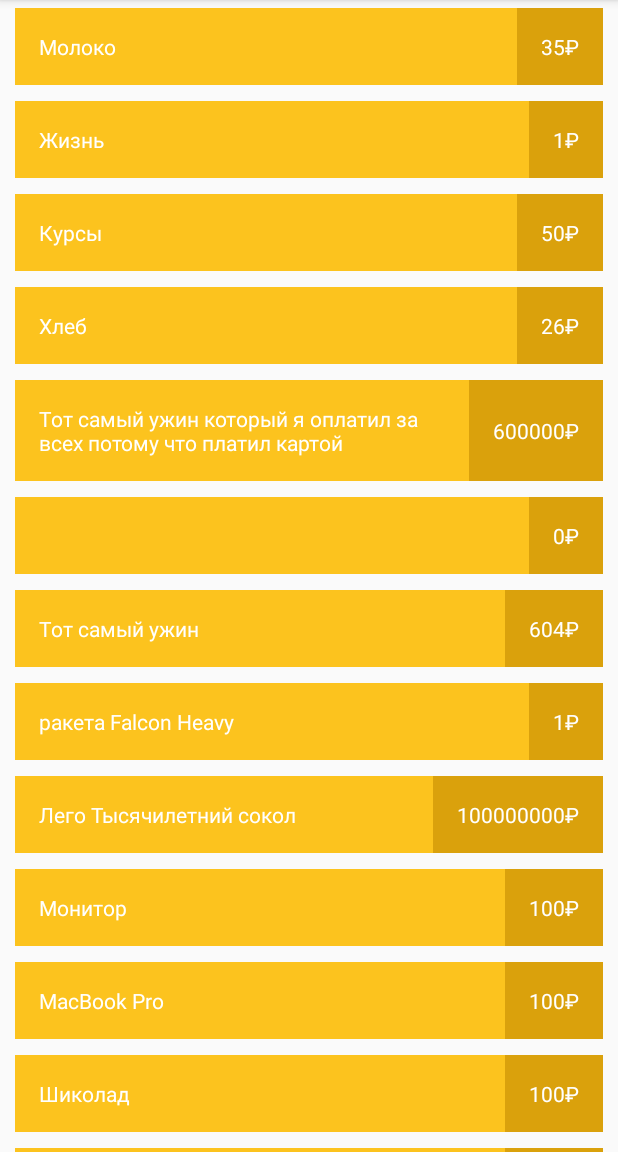
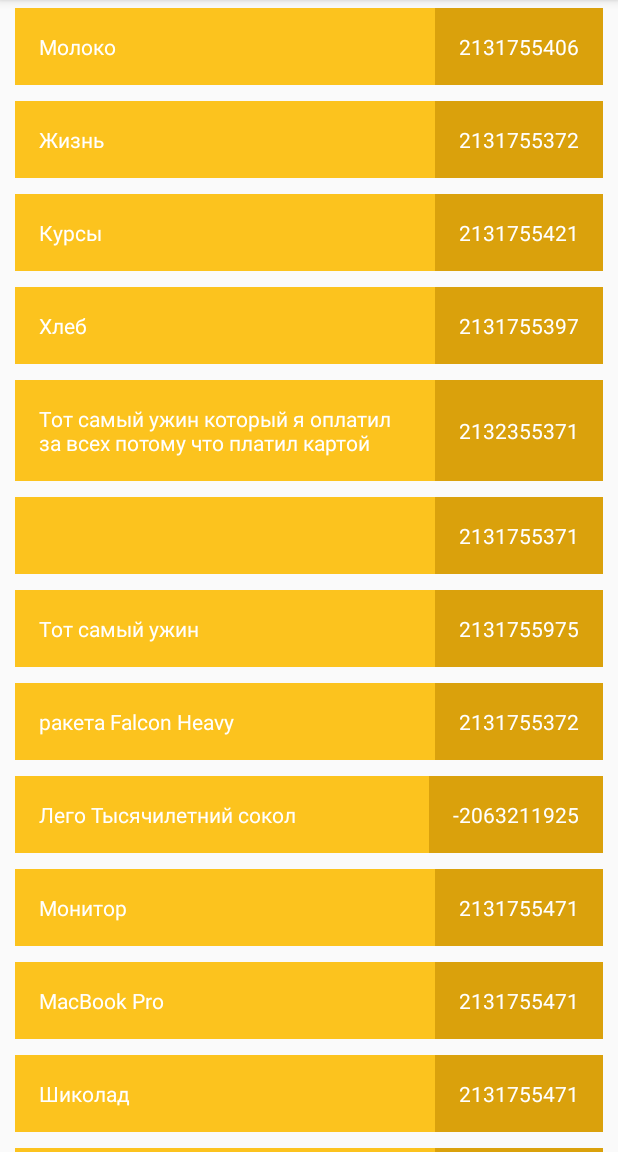
Before and after one commit to Daniil-master/MoneyTracker, an Android app: the screen it shows after launch (ItemListActivity before the commit, ItemsActivity after it), on a phone screen of 412 x 824 dp, the part 84-1236 px from its top. Run offline under Robolectric (Android 15) with nearby library versions, the phone set to English and light mode, and no system bars.

```diff
--- a/app/src/main/AndroidManifest.xml
+++ b/app/src/main/AndroidManifest.xml
@@ -24,7 +24,7 @@
                 <!--<category android:name="android.intent.category.LAUNCHER" />-->
             <!--</intent-filter>-->
         </activity>
-        <activity android:name=".ItemListActivity" android:title="@string/activity_items_list_title" >
+        <activity android:name=".ItemsActivity" android:title="@string/activity_items_list_title" >
 
             <intent-filter>
                 <action android:name="android.intent.action.MAIN" />
--- a/app/src/main/java/online/daniilk/moneytracker/Record.java
+++ b/app/src/main/java/online/daniilk/moneytracker/Item.java
@@ -1,12 +1,12 @@
 package online.daniilk.moneytracker;
 
-public class Record {
+public class Item {
 
     private String title; // private - защещённость
     private String comment;
     private int price;
 
-    public Record(String title, int price) {
+    public Item(String title, int price) {
         this.title = title;
         this.price = price;
     }
--- /dev/null
+++ b/app/src/main/java/online/daniilk/moneytracker/ItemAdapter.java
@@ -0,0 +1,85 @@
+package online.daniilk.moneytracker;
+
+import android.support.annotation.NonNull;
+import android.support.v7.widget.RecyclerView;
+import android.text.SpannableString;
+import android.view.LayoutInflater;
+import android.view.View;
+import android.view.ViewGroup;
+import android.widget.TextView;
+
+import java.util.ArrayList;
+import java.util.List;
+
+class ItemsAdapter extends RecyclerView.Adapter<ItemsAdapter.ItemViewHolder> {
+    private static final String TAG = "ItemAdapter";
+    private List<Item> data = new ArrayList<>();
+
+    public ItemsAdapter() {
+        createData();
+    }
+
+    @Override
+    public ItemsAdapter.ItemViewHolder onCreateViewHolder(ViewGroup parent, int viewType) {
+        View view = LayoutInflater.from(parent.getContext()).inflate(R.layout.item, parent, false);
+        return new ItemViewHolder(view);
+    }
+
+    @Override
+    public void onBindViewHolder(ItemsAdapter.ItemViewHolder holder, int position) {
+        // Даёт данные для наполнения
+       Item item = data.get(position);
+        holder.applyData(item);
+
+    }
+
+    @Override
+    public int getItemCount() {
+        return data.size();
+    }
+
+
+     static class ItemViewHolder extends RecyclerView.ViewHolder {
+        // Вложенный статистический класс
+        private final TextView title;
+        private final TextView price;
+
+        // Это связь между элементом списка его визуального представления
+        // Обёртка View которая может содержать логику
+        public ItemViewHolder(@NonNull View itemView) {
+            // Держатель Вида - держит в себе отрисовку и меняет при скроле
+            super(itemView);
+            title = itemView.findViewById(R.id.title);
+            price = itemView.findViewById(R.id.price);
+
+        }
+
+        public void applyData(Item item) {
+            title.setText(item.getTitle()); // Сдесь добавить рубль
+            price.setText(String.valueOf(item.getPrice() + (R.string.currency_rub)));
+            SpannableString spannableString = new SpannableString(String.valueOf(item.getPrice()));
+
+        }
+
+    }
+
+    private void createData() {
+        data.add(new Item("Молоко", 35));
+        data.add(new Item("Жизнь", 1));
+        data.add(new Item("Курсы", 50));
+        data.add(new Item("Хлеб", 26));
+        data.add(new Item("Тот самый ужин который я оплатил за всех потому что платил картой", 600000));
+        data.add(new Item("", 0));
+        data.add(new Item("Тот самый ужин", 604));
+        data.add(new Item("ракета Falcon Heavy", 1));
+        data.add(new Item("Лего Тысячилетний сокол", 100000000));
+        data.add(new Item("Монитор", 100));
+        data.add(new Item("MacBook Pro", 100));
+        data.add(new Item("Шиколад", 100));
+        data.add(new Item("Шкаф", 100));
+    }
+
+
+    // Ctrl + F - поиск
+    // Ctrl + R - замена
+}
--- a/app/src/main/java/online/daniilk/moneytracker/ItemListActivity.java
+++ /dev/null
@@ -1,115 +0,0 @@
-package online.daniilk.moneytracker;
-
-import android.os.Bundle;
-import android.support.annotation.NonNull;
-import android.support.annotation.Nullable;
-import android.support.v7.app.AppCompatActivity;
-import android.support.v7.widget.LinearLayoutManager;
-import android.support.v7.widget.RecyclerView;
-import android.text.SpannableString;
-import android.util.Log;
-import android.view.LayoutInflater;
-import android.view.View;
-import android.view.ViewGroup;
-import android.widget.TextView;
-
-import java.util.ArrayList;
-import java.util.List;
-
-public class ItemListActivity extends AppCompatActivity {
-
-    private static final String TAG = "ItemListActivity";
-    private RecyclerView recyclerView;
-    private List<Record> data = new ArrayList<>();
-    private ItemListAdapter adapter;
-
-    @Override
-    protected void onCreate(@Nullable Bundle savedInstanceState) {
-        super.onCreate(savedInstanceState);
-        setContentView(R.layout.activity_items_list);
-        recyclerView = findViewById(R.id.list); // Лучше всех ListView, GridView и др.
-        recyclerView.setLayoutManager(new LinearLayoutManager(this)); // Задаёт как показывать
-        adapter = new ItemListAdapter();
-        createData();
-        recyclerView.setAdapter(adapter); // Связывает данные отрисовки(Что нарисовать)
-
-//        recyclerView.addItemDecoration(); // это инструмент настройки отображения: слева снизу
-//        CheckBox box = new CheckBox(getApplicationContext()); // на программном уровне, UI. Может не потянуть кастомы активити
-        // Context информация о приложении, все ресурсы, о настройках и внутренние детали, чем конкретней то точно будет смотрется на экране и лаконично
-
-    }
-    /*
-       RecyclerView:
-       1) Подключить
-       2) Вставить в Layout
-       3) Создать пункт(item)
-       4) Обратится к RView и установить LayoutMange
-       5) Установить ViewHolder для отрисовки
-     */
-
-    private void createData() {
-        data.add(new Record("Молоко", 35));
-        data.add(new Record("Жизнь", 1));
-        data.add(new Record("Курсы", 50));
-        data.add(new Record("Хлеб", 26));
-        data.add(new Record("Тот самый ужин который я оплатил за всех потому что платил картой", 600000));
-        data.add(new Record("", 0));
-        data.add(new Record("Тот самый ужин", 604));
-        data.add(new Record("ракета Falcon Heavy", 1));
-        data.add(new Record("Лего Тысячилетний сокол", 100000000));
-        data.add(new Record("Монитор", 100));
-        data.add(new Record("MacBook Pro", 100));
-        data.add(new Record("Шиколад", 100));
-        data.add(new Record("Шкаф", 100));
-    }
-
-    private class ItemListAdapter extends RecyclerView.Adapter<RecordViewHolder> {
-
-
-        @Override
-        public RecordViewHolder onCreateViewHolder(ViewGroup parent, int viewType) {
-            Log.d(TAG, "onCreateViewHolder() " + recyclerView.getChildCount());
-            View view = LayoutInflater.from(parent.getContext())
-                    .inflate(R.layout.item_record, parent, false);
-            return new RecordViewHolder(view);
-        }
-
-        @Override
-        public void onBindViewHolder(RecordViewHolder holder, int position) {
-            // Даёт данные для наполнения
-            Log.d(TAG, "onBindViewHolder() " + recyclerView.getChildCount() + " " + position);
-            Record record = data.get(position);
-            holder.applyData(record);
-
-        }
-
-        @Override
-        public int getItemCount() {
-            return data.size();
-        }
-    }
-
-    private class RecordViewHolder extends RecyclerView.ViewHolder {
-        private final TextView title;
-        private final TextView price;
-
-        // Это связь между элементом списка его визуального представления
-        // Обёртка View которая может содержать логику
-        public RecordViewHolder(@NonNull View itemView) {
-            // Держатель Вида - держит в себе отрисовку и меняет при скроле
-            super(itemView);
-            title = itemView.findViewById(R.id.title);
-            price = itemView.findViewById(R.id.price);
-
-        }
-
-        public void applyData(Record record) {
-            Log.d(TAG, "onCreateViewHolder " + recyclerView.getChildLayoutPosition(itemView) + " " + record.getTitle());
-            title.setText(record.getTitle()); // Сдесь добавить рубль
-            price.setText(String.valueOf(record.getPrice()+getString(R.string.currency_rub)));
-            SpannableString spannableString = new SpannableString(String.valueOf(record.getPrice()));
-
-        }
-
-    }
-}
--- /dev/null
+++ b/app/src/main/java/online/daniilk/moneytracker/ItemsActivity.java
@@ -0,0 +1,41 @@
+package online.daniilk.moneytracker;
+
+import android.os.Bundle;
+import android.support.annotation.Nullable;
+import android.support.v7.app.AppCompatActivity;
+import android.support.v7.widget.LinearLayoutManager;
+import android.support.v7.widget.RecyclerView;
+
+public class ItemsActivity extends AppCompatActivity {
+
+    private RecyclerView recyclerView;
+    private ItemsAdapter adapter;
+
+    @Override
+    protected void onCreate(@Nullable Bundle savedInstanceState) {
+        super.onCreate(savedInstanceState);
+        setContentView(R.layout.activity_items);
+
+        adapter = new ItemsAdapter();
+
+        recyclerView = findViewById(R.id.list); // Лучше всех ListView, GridView и др.
+        recyclerView.setLayoutManager(new LinearLayoutManager(this)); // Задаёт как показывать
+        recyclerView.setAdapter(adapter); // Связывает данные отрисовки(Что нарисовать)
+
+
+    }
+    /*
+         recyclerView.addItemDecoration(); // это инструмент настройки отображения: слева снизу
+         CheckBox box = new CheckBox(getApplicationContext()); // на программном уровне, UI. Может не потянуть кастомы активити
+         Context информация о приложении, все ресурсы, о настройках и внутренние детали, чем конкретней то точно будет смотрется на экране и лаконично
+
+       RecyclerView:
+        1) Подключить
+        2) Вставить в Layout
+        3) Создать пункт(item)
+        4) Обратится к RView и установить LayoutMange
+        5) Установить ViewHolder для отрисовки
+     */
+
+
+}
--- a/app/src/main/res/layout/activity_items_list.xml
+++ b/app/src/main/res/layout/activity_items.xml
@@ -9,6 +9,6 @@
         android:id="@+id/list"
         android:layout_width="match_parent"
         android:layout_height="match_parent"
-        tools:listitem="@layout/item_record"/>
+        tools:listitem="@layout/item"/>
 
 </FrameLayout>
```
Also changed, not shown: app/src/main/res/layout/item.xml (renamed from app/src/main/res/layout/item_record.xml).
